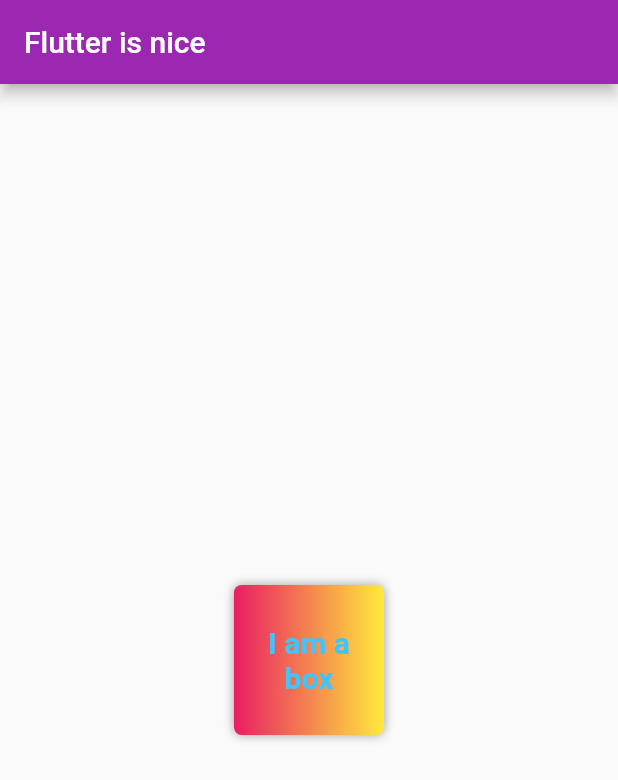
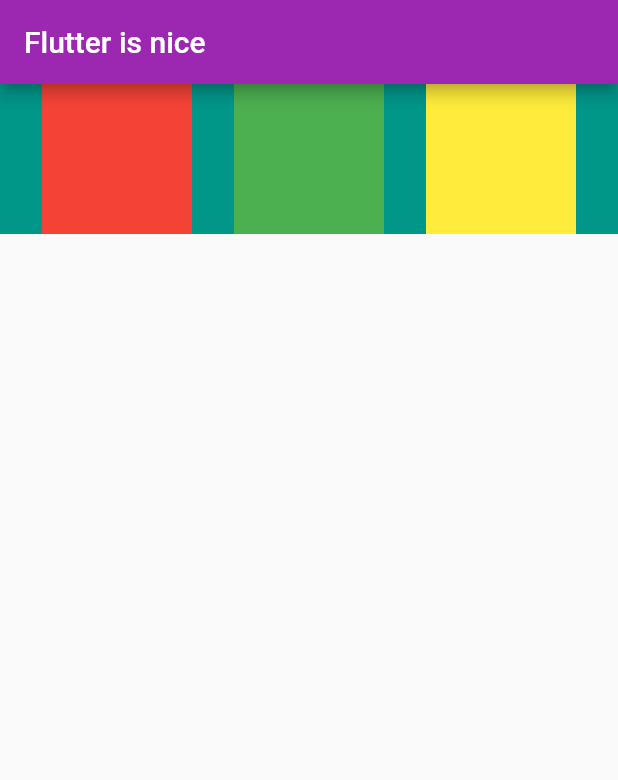
Before and after one commit to abhishekshahane/awesome_app, a Flutter app: the screen it shows after launch, on a phone screen of 412 x 824 dp. Shown: the top 780 px of the screen. Run offline on Flutter 3.47's test engine with Material 2 defaults, Android fonts, the phone set to English and light mode, and no system bars.

Commit message:
A not so good looking rows arrangement

```diff
--- a/lib/main.dart
+++ b/lib/main.dart
@@ -39,36 +39,35 @@ class HomePage extends StatelessWidget {
       We do want the rectangle to be circular, so adding
       borderRadius(10).
       */
-      body: Center(
-        child: Container(
+        body: Container(
+            height: 100,
+            color: Colors.teal,
+            child: Row(
+              mainAxisAlignment: MainAxisAlignment.spaceEvenly,
+              crossAxisAlignment: CrossAxisAlignment.center,
+              children: <Widget>[
+                Container(
                   padding: const EdgeInsets.all(8),
                   width: 100,
                   height: 100,
-            clipBehavior: Clip.antiAlias,
+                  color: Colors.red,
                   alignment: Alignment.center,
-            decoration: BoxDecoration(
-                color: Colors.lightBlueAccent,
-                borderRadius: BorderRadius.circular(5),
-                gradient: LinearGradient(colors: [
-                  Colors.pink,
-                  Colors.yellow,
-                ]),
-                boxShadow: [
-                  BoxShadow(
-                    color: Colors.grey,
-                    blurRadius: 5,
-                  )
-                ]),
-            child: Text(
-              "I am a box",
-              textAlign: TextAlign.center,
-              style: TextStyle(
-                fontSize: 20,
-                color: Colors.lightBlueAccent,
-                fontWeight: FontWeight.bold,
                 ),
-            )),
+                Container(
+                  padding: const EdgeInsets.all(8),
+                  width: 100,
+                  height: 100,
+                  color: Colors.green,
+                  alignment: Alignment.center,
                 ),
-    );
+                Container(
+                  padding: const EdgeInsets.all(8),
+                  width: 100,
+                  height: 100,
+                  color: Colors.yellow,
+                  alignment: Alignment.center,
+                ),
+              ],
+            )));
   }
 }
```
Lines whose indentation alone changed are shown as unchanged.
